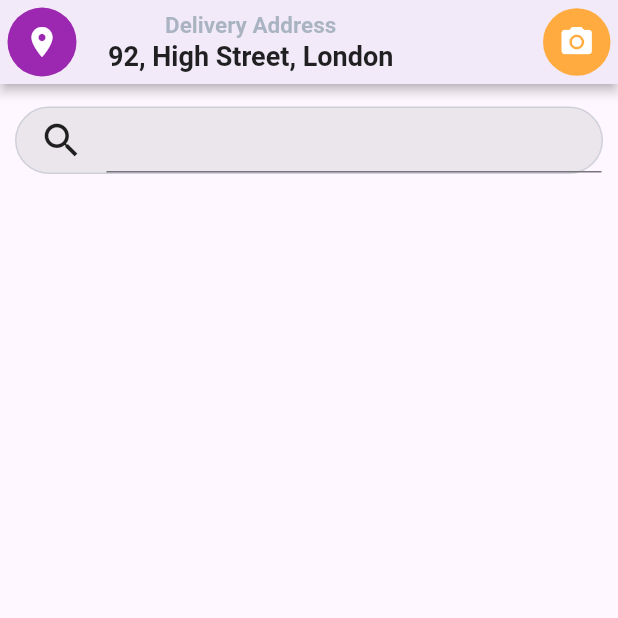
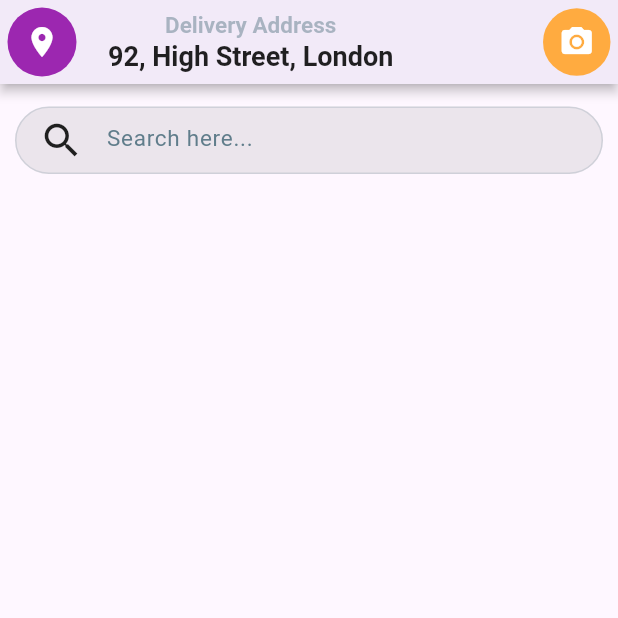
Before and after one commit to DP-Flutter-course/grocery-app-layout, a Flutter app: the screen it shows after launch, on a phone screen of 412 x 824 dp, the top half of it. Run offline on Flutter 3.47's test engine with Material 3 defaults, Android fonts, the phone set to English and light mode, and no system bars.

Commit message:
add style TextField

```diff
--- a/grocery_app/lib/pages/homePage.dart
+++ b/grocery_app/lib/pages/homePage.dart
@@ -43,7 +43,21 @@ class HomePage extends StatelessWidget {
                       ),
                     ),
 
-                    Expanded(child: TextField()),
+                    //text input
+                    Expanded(
+                      child: TextField(
+                        textAlignVertical: TextAlignVertical.center,
+                        decoration: InputDecoration(
+                          hintText: "Search here...",
+                          border: InputBorder.none,
+                          hintStyle: TextStyle(
+                            color: Colors.blueGrey,
+                            fontSize: 15,
+                          ),
+                          contentPadding: EdgeInsets.symmetric(vertical: 12),
+                        ),
+                      ),
+                    ),
                   ],
                 ),
               ),
```
